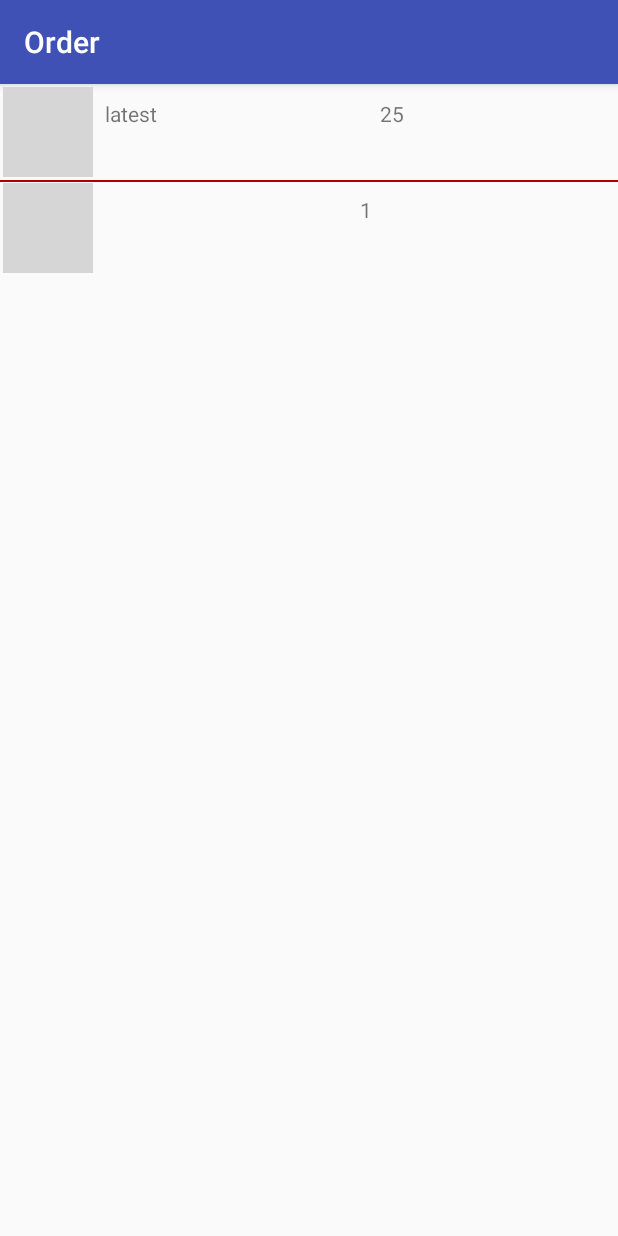
After one commit to wuqiang5733/Or5der, an Android app: the MediaFolderActivity screen opened directly, with no data from a screen before it, on a phone screen of 412 x 824 dp. The commit adds this screen. Run offline under Robolectric (Android 15) with nearby library versions, the phone set to English and light mode, and no system bars; pictures from the network do not load; 4 statements that could not run were skipped; grey boxes are pictures that could not be loaded.

Commit message:
加入了MedioFolder

```diff
--- a/app/build.gradle
+++ b/app/build.gradle
@@ -38,6 +38,6 @@ dependencies {
     compile 'com.squareup.picasso:picasso:2.5.2'
 //    compile 'com.squareup.retrofit:retrofit:1.9.0'
 //    compile 'com.squareup.picasso:picasso:2.5.2'
-//    compile 'com.github.bumptech.glide:glide:3.7.0'
+    compile 'com.github.bumptech.glide:glide:3.7.0'
 //    compile 'com.android.support:support-v4:19.1.0'
 }
--- a/app/src/main/AndroidManifest.xml
+++ b/app/src/main/AndroidManifest.xml
@@ -32,6 +32,7 @@
         <activity android:name=".dish.DishActivity"></activity>
         <activity android:name=".main.NewRestaurantActivity"></activity>
         <activity android:name=".dish.NewDishActivity"></activity>
+        <activity android:name=".addimage.MediaFolderActivity"></activity>
     </application>
 
 </manifest>
--- /dev/null
+++ b/app/src/main/java/org/xuxiaoxiao/order/addimage/MediaFolderActivity.java
@@ -0,0 +1,39 @@
+package org.xuxiaoxiao.order.addimage;
+
+import android.os.Bundle;
+import android.support.v4.app.Fragment;
+import android.widget.Toast;
+
+import org.xuxiaoxiao.order.R;
+import org.xuxiaoxiao.order.UniversalFragmentActivity;
+
+import static android.Manifest.permission.ACCESS_NETWORK_STATE;
+import static android.Manifest.permission.INTERNET;
+import static android.Manifest.permission.READ_EXTERNAL_STORAGE;
+import static android.Manifest.permission.WRITE_EXTERNAL_STORAGE;
+
+public class MediaFolderActivity extends UniversalFragmentActivity {
+
+    @Override
+    protected Fragment createFragment() {
+        return new MediaFolderFragment();
+    }
+
+    // 下面是跟权限有关的
+    @Override
+    protected String[] getDesiredPermissions() {
+        return (new String[]{WRITE_EXTERNAL_STORAGE,INTERNET,ACCESS_NETWORK_STATE,READ_EXTERNAL_STORAGE});
+//        return (new String[]{WRITE_EXTERNAL_STORAGE});
+    }
+
+    @Override
+    protected void onPermissionDenied() {
+        Toast.makeText(this, R.string.msg_sorry, Toast.LENGTH_LONG).show();
+        finish();
+    }
+
+    @Override
+    protected void onReady(Bundle state) {
+
+    }
+}
--- /dev/null
+++ b/app/src/main/java/org/xuxiaoxiao/order/addimage/MediaFolderAdapter.java
@@ -0,0 +1,84 @@
+package org.xuxiaoxiao.order.addimage;
+
+import android.content.Context;
+import android.support.v7.widget.RecyclerView;
+import android.view.LayoutInflater;
+import android.view.View;
+import android.view.ViewGroup;
+import android.widget.ImageView;
+import android.widget.TextView;
+
+import com.bumptech.glide.Glide;
+import com.bumptech.glide.load.engine.DiskCacheStrategy;
+
+import org.xuxiaoxiao.order.R;
+
+import java.util.ArrayList;
+
+/**
+ * Created by WuQiang on 2017/4/30.
+ */
+
+public class MediaFolderAdapter extends RecyclerView.Adapter<MediaFolderAdapter.MediaViewHolder> {
+    ArrayList<MediaFolderModel> mediaFolderModels = new ArrayList<>();
+
+    Context context;
+
+    public MediaFolderAdapter(Context context, ArrayList<MediaFolderModel> mediaFolderModels) {
+        this.mediaFolderModels = mediaFolderModels;
+        this.context = context;
+    }
+
+    @Override
+    public MediaViewHolder onCreateViewHolder(ViewGroup parent, int viewType) {
+
+        View view = LayoutInflater.from(parent.getContext()).inflate(R.layout.media_floder, parent, false);
+        return new MediaViewHolder(view);
+    }
+
+    @Override
+    public void onBindViewHolder(MediaViewHolder holder, int position) {
+        String mediaFolderName = mediaFolderModels.get(position).getFolderName();
+        holder.folderName.setText(mediaFolderName);
+        holder.itemSum.setText(String.valueOf(mediaFolderModels.get(position).getMediaItemSum()));
+
+        Glide.with(context).load("file://" + mediaFolderModels.get(position).getFirstItemImage())
+                .centerCrop()
+                .diskCacheStrategy(DiskCacheStrategy.NONE)
+                .skipMemoryCache(true)
+                .into(holder.folderImage);
+            holder.bind(mediaFolderName);
+    }
+
+    @Override
+    public int getItemCount() {
+        return mediaFolderModels.size();
+    }
+
+    public class MediaViewHolder extends RecyclerView.ViewHolder implements View.OnClickListener{
+        ImageView folderImage;
+        TextView folderName;
+        TextView itemSum;
+        String mediaFolderName;
+
+        public MediaViewHolder(View itemView) {
+            super(itemView);
+            folderImage = (ImageView) itemView.findViewById(R.id.media_floder_image_view);
+            folderName = (TextView) itemView.findViewById(R.id.media_folder_name_text_view);
+            itemSum = (TextView)itemView.findViewById(R.id.media_item_sum_text_view);
+            itemView.setOnClickListener(this);
+        }
+
+        @Override
+        public void onClick(View v) {
+//            Intent intent = MediaItemActiviey.newIntent(context,mediaFolderName);
+//            context.startActivity(intent);
+        }
+
+
+        public void bind(String mediaFolderName) {
+            this.mediaFolderName = mediaFolderName;
+//            Log.d("WQWQ",mediaFolderName);
+        }
+    }
+}
--- /dev/null
+++ b/app/src/main/java/org/xuxiaoxiao/order/addimage/MediaFolderFragment.java
@@ -0,0 +1,153 @@
+package org.xuxiaoxiao.order.addimage;
+
+import android.database.Cursor;
+import android.graphics.drawable.Drawable;
+import android.net.Uri;
+import android.os.AsyncTask;
+import android.os.Bundle;
+import android.provider.MediaStore;
+import android.support.annotation.Nullable;
+import android.support.v4.app.Fragment;
+import android.support.v7.widget.LinearLayoutManager;
+import android.support.v7.widget.RecyclerView;
+import android.view.LayoutInflater;
+import android.view.View;
+import android.view.ViewGroup;
+
+import org.xuxiaoxiao.order.R;
+import org.xuxiaoxiao.order.infrastructure.HorizontalDividerItemDecoration;
+
+import java.util.ArrayList;
+
+/**
+ * Created by WuQiang on 2017/4/30.
+ */
+
+public class MediaFolderFragment extends Fragment {
+    boolean boolean_folder;
+
+    RecyclerView recyclerView;
+    MediaFolderAdapter mediaAdapter;
+    LinearLayoutManager linearLayoutManager;
+//    ArrayList<Model_images> mediaFileInfos = new ArrayList<>();
+
+
+    @Override
+    public void onCreate(@Nullable Bundle savedInstanceState) {
+        super.onCreate(savedInstanceState);
+
+
+    }
+
+    @Nullable
+    @Override
+    public View onCreateView(LayoutInflater inflater, @Nullable ViewGroup container, @Nullable Bundle savedInstanceState) {
+        View view = inflater.inflate(R.layout.fragment_media_folder, container, false);
+        recyclerView = (RecyclerView) view.findViewById(R.id.media_folder_recycler_view);
+        Drawable divider = getResources().getDrawable(R.drawable.item_divider);
+
+        recyclerView.addItemDecoration(new HorizontalDividerItemDecoration(divider));
+
+        linearLayoutManager = new LinearLayoutManager(getActivity());
+        recyclerView.setLayoutManager(linearLayoutManager);
+        new MediaAsyncTask().execute();
+
+        return view;
+    }
+
+    public class MediaAsyncTask extends AsyncTask<Void, Void, ArrayList<MediaFolderModel>> {
+//        ArrayList<MediaFolderModel> mediaFolderModels = new ArrayList<>();
+
+
+        @Override
+        protected ArrayList<MediaFolderModel> doInBackground(Void... params) {
+            return fetchMediaFolder();
+//            return mediaFolderModels;
+        }
+
+        @Override
+        protected void onPostExecute(ArrayList<MediaFolderModel> mediaFolderModels) {
+//            super.onPostExecute(mediaFolderModels);
+            mediaAdapter = new MediaFolderAdapter(getActivity(), mediaFolderModels);
+            recyclerView.setAdapter(mediaAdapter);
+        }
+    }
+
+    public ArrayList<MediaFolderModel> fetchMediaFolder() {
+
+        ArrayList<MediaFolderModel> mediaFolderModels = new ArrayList<>();
+        Uri uri;
+        Cursor cursor;
+        int column_index_data, column_index_folder_name;
+
+        String absolutePathOfImage = null;
+        String tempMediaFolderName = null;
+        uri = MediaStore.Images.Media.EXTERNAL_CONTENT_URI;
+
+        String[] projection = {MediaStore.MediaColumns.DATA, MediaStore.Images.Media.BUCKET_DISPLAY_NAME};
+
+//        String orderBy = MediaStore.Images.Media.BUCKET_DISPLAY_NAME;
+        String orderBy = MediaStore.Images.Media.DATE_TAKEN;
+        cursor = getActivity().getContentResolver().query(uri, projection, null, null, orderBy + " DESC");
+//        cursor = getContentResolver().query(uri, projection, null, null, orderBy + " DESC");
+
+        column_index_data = cursor.getColumnIndexOrThrow(MediaStore.MediaColumns.DATA);
+        column_index_folder_name = cursor.getColumnIndexOrThrow(MediaStore.Images.Media.BUCKET_DISPLAY_NAME);
+        cursor.moveToNext();
+        // 下面这两句一定要在 cursor.moveToNext();  之后执行
+        tempMediaFolderName = cursor.getString(column_index_folder_name); // 文件夹
+        absolutePathOfImage = cursor.getString(column_index_data);  // 路径
+
+        mediaFolderModels.add(new MediaFolderModel("latest", 25, absolutePathOfImage));
+//        mediaFolderModels.add(new MediaFolderModel(tempMediaFolderName, 25, absolutePathOfImage));
+        cursor.close();
+//        projection = {MediaStore.MediaColumns.DATA, MediaStore.Images.Media.BUCKET_DISPLAY_NAME};
+        // 第二次查询
+        orderBy = MediaStore.Images.Media.BUCKET_DISPLAY_NAME;
+//        final String orderBy = MediaStore.Images.Media.DATE_TAKEN;
+        cursor = getActivity().getContentResolver().query(uri, projection, null, null, orderBy);
+//        cursor = getContentResolver().query(uri, projection, null, null, orderBy + " DESC");
+
+        column_index_data = cursor.getColumnIndexOrThrow(MediaStore.MediaColumns.DATA);
+        column_index_folder_name = cursor.getColumnIndexOrThrow(MediaStore.Images.Media.BUCKET_DISPLAY_NAME);
+        cursor.moveToNext();
+
+        tempMediaFolderName = cursor.getString(column_index_folder_name); // 文件夹
+        absolutePathOfImage = cursor.getString(column_index_data);  // 路径
+        MediaFolderModel tempMediaFolderModel = new MediaFolderModel(tempMediaFolderName, 1, absolutePathOfImage);
+        mediaFolderModels.add(tempMediaFolderModel);
+
+
+        int folderItemIndex = 0;
+        while (cursor.moveToNext()) {
+            String temp = cursor.getString(column_index_folder_name);
+            if (tempMediaFolderName.equals(temp)) { // 如果还是上一个文件夹
+                folderItemIndex++;
+                tempMediaFolderModel.setMediaItemSum(folderItemIndex + 1);
+            } else {  // 如果不是原来的文件夹了
+//                mediaFolderModels.add(new MediaFolderModel(tempMediaFolderName,folderItemIndex+1,absolutePathOfImage));
+                tempMediaFolderName = cursor.getString(column_index_folder_name); // 文件夹
+                absolutePathOfImage = cursor.getString(column_index_data);  // 路径
+                tempMediaFolderModel = new MediaFolderModel(tempMediaFolderName, 1, absolutePathOfImage);
+                mediaFolderModels.add(tempMediaFolderModel);
+
+                folderItemIndex = 0;  // 重新设置元素索引
+            }
+
+        }
+
+//        Log.d("WQWQ", String.valueOf(mediaFolderModels.size()));
+//        Log.d("WQWQ", "+=+=+=+=+=+=+=+=+=+=+=+=+=+=+=+=+=+=+=+=+=+=+=+=+=+=+=+=+=+=+=+=+=+=+=+=+=+=+=+=+=+");
+//
+//        for (MediaFolderModel mediaFolderModel : mediaFolderModels) {
+//            Log.d("WQWQ", mediaFolderModel.getFolderName());
+//            Log.d("WQWQ", String.valueOf(mediaFolderModel.getMediaItemSum()));
+//            Log.d("WQWQ", mediaFolderModel.getFirstItemImage());
+//            Log.d("WQWQ", "+=+=+=+=+=+=+=+=+=+=+=+=+=+=+=+=+=+=+=+=+=+=+=+=+=+=+=+=+=+=+=+=+=+=+=+=+=+=+=+=+=+");
+//        }
+
+        cursor.close();
+        return mediaFolderModels;
+    }
+
+}
--- /dev/null
+++ b/app/src/main/java/org/xuxiaoxiao/order/addimage/MediaFolderModel.java
@@ -0,0 +1,41 @@
+package org.xuxiaoxiao.order.addimage;
+
+/**
+ * Created by WuQiang on 2017/4/30.
+ */
+
+public class MediaFolderModel {
+    String folderName;       // 文件夹的名称
+    int mediaItemSum;        // 文件夹下有多少 Item
+    String firstItemImage;   // 这个文件夹下的第一个 Item 的图标
+
+    public MediaFolderModel(String folderName, int mediaItemSum, String firstItemImage) {
+        this.folderName = folderName;
+        this.mediaItemSum = mediaItemSum;
+        this.firstItemImage = firstItemImage;
+    }
+
+    public String getFolderName() {
+        return folderName;
+    }
+
+    public void setFolderName(String folderName) {
+        this.folderName = folderName;
+    }
+
+    public int getMediaItemSum() {
+        return mediaItemSum;
+    }
+
+    public void setMediaItemSum(int mediaItemSum) {
+        this.mediaItemSum = mediaItemSum;
+    }
+
+    public String getFirstItemImage() {
+        return firstItemImage;
+    }
+
+    public void setFirstItemImage(String firstItemImage) {
+        this.firstItemImage = firstItemImage;
+    }
+}
--- a/app/src/main/res/layout/fragment_main.xml
+++ b/app/src/main/res/layout/fragment_main.xml
@@ -10,8 +10,12 @@
         android:layout_width="match_parent"
         android:layout_height="match_parent"
         android:divider="#ffff0000"
-        android:dividerHeight="10dp">
+        android:dividerHeight="10dp"
+
+        >
 
     </android.support.v7.widget.RecyclerView>
 
 </RelativeLayout>
+
+    <!--android:background="@color/cardview_dark_background"-->
--- /dev/null
+++ b/app/src/main/res/layout/fragment_media_folder.xml
@@ -0,0 +1,12 @@
+<?xml version="1.0" encoding="utf-8"?>
+<LinearLayout xmlns:android="http://schemas.android.com/apk/res/android"
+    android:orientation="vertical" android:layout_width="match_parent"
+    android:layout_height="match_parent">
+    <android.support.v7.widget.RecyclerView
+        android:id="@+id/media_folder_recycler_view"
+        android:layout_width="match_parent"
+        android:layout_height="match_parent">
+
+    </android.support.v7.widget.RecyclerView>
+
+</LinearLayout>
--- /dev/null
+++ b/app/src/main/res/layout/media_floder.xml
@@ -0,0 +1,42 @@
+<?xml version="1.0" encoding="utf-8"?>
+<LinearLayout xmlns:android="http://schemas.android.com/apk/res/android"
+    android:layout_width="match_parent"
+    android:layout_height="wrap_content"
+    android:orientation="horizontal"
+    android:padding="2dp"
+    >
+
+    <ImageView
+        android:id="@+id/media_floder_image_view"
+        android:layout_width="60dp"
+        android:layout_height="60dp"
+        android:layout_alignParentTop="true"
+        android:layout_gravity="center_horizontal"
+        android:scaleType="fitCenter"
+        android:src="@drawable/placeholder" />
+
+    <LinearLayout
+        android:layout_width="match_parent"
+        android:layout_height="match_parent"
+        android:orientation="horizontal">
+
+        <TextView
+            android:id="@+id/media_folder_name_text_view"
+            android:layout_width="wrap_content"
+            android:layout_height="wrap_content"
+            android:layout_alignParentLeft="true"
+            android:layout_margin="8dp"
+            android:layout_weight="1"
+            android:maxLines="1" />
+
+        <TextView
+            android:id="@+id/media_item_sum_text_view"
+            android:layout_width="wrap_content"
+            android:layout_height="wrap_content"
+            android:layout_alignParentLeft="true"
+            android:layout_margin="8dp"
+            android:layout_weight="1"
+            android:maxLines="1" />
+    </LinearLayout>
+
+</LinearLayout>
```
Also changed, not shown: app/src/main/java/org/xuxiaoxiao/order/dish/NewDishActivity.java (+14 -23 lines), app/src/main/res/layout/activity_new_dish.xml (+78 -6 lines), app/src/main/res/layout/fragment_media_item.xml (added, +29 -0 lines), app/src/main/res/drawable/placeholder.png (added).
